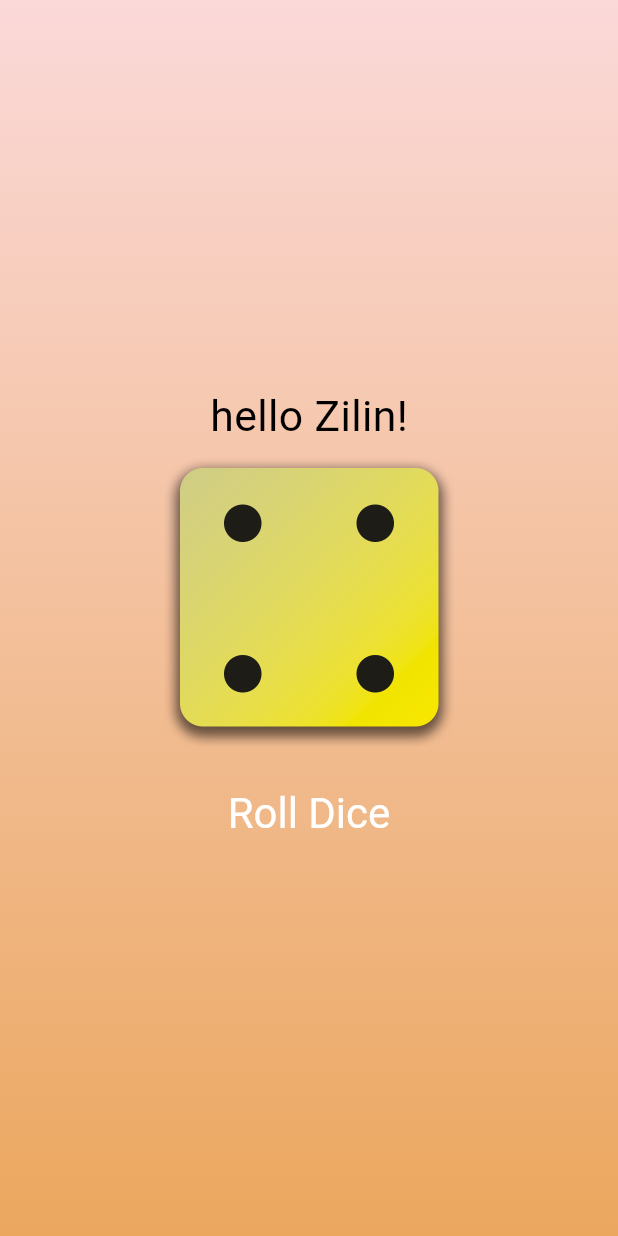
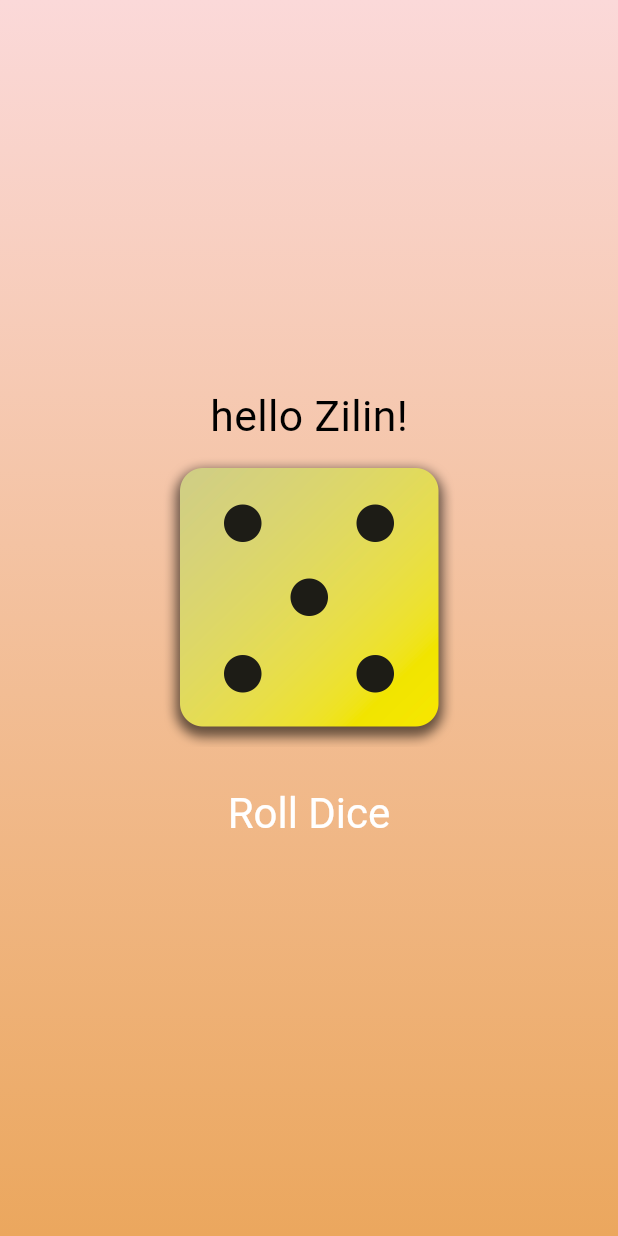
Before and after one commit to Z1linXu/flutter-test, a Flutter app: the screen it shows after launch, after a tap on "Roll Dice", on a phone screen of 412 x 824 dp. Run offline on Flutter 3.47's test engine with Material 3 defaults, Android fonts, the phone set to English and light mode, and no system bars.

```diff
--- a/first_app/lib/dice_roller.dart
+++ b/first_app/lib/dice_roller.dart
@@ -1,5 +1,8 @@
 import 'package:first_app/styled_text.dart';
 import 'package:flutter/material.dart';
+import 'dart:math';
+
+final randomizer = Random();
 
 class DiceRoller extends StatefulWidget {
   const DiceRoller({super.key});
@@ -10,11 +13,12 @@ class DiceRoller extends StatefulWidget {
 }
 
 class _DiceRollerState extends State<DiceRoller> {
+  var currentDiceRoll = 1;
   var activeDiceImage = 'assets/images/dice-2.png';
   void rollDice() {
     //TODO
     setState(() {
-      activeDiceImage = 'assets/images/dice-4.png';
+      currentDiceRoll = randomizer.nextInt(6) + 1;
     });
   }
 
@@ -26,7 +30,7 @@ class _DiceRollerState extends State<DiceRoller> {
       children: [
         StyledText('hello Zilin!', color: Color.fromARGB(255, 0, 0, 0)),
         Image.asset(
-          activeDiceImage,
+          'assets/images/dice-$currentDiceRoll.png',
           width: 200,
         ),
         const SizedBox(
```
